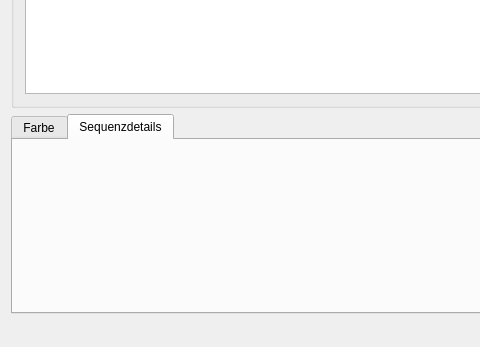
Before: the Qt Designer form LUI/LUI/lui.ui in Stenkelfled/ws2811, drawn with Qt 5; both pictures show x 0 to 480 and y 227 to 574 of the 991 by 574 pixel window.
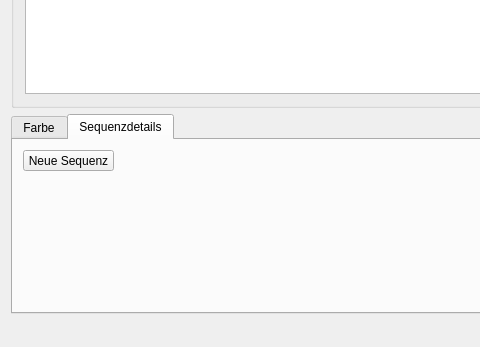
After: the same form once the commit is applied. The open tabs and pages were chosen to show the change. Custom widgets are drawn as their Qt base class.

Commit message: [LUI] jetzt sind auch mehrere SequenceItems möglich. Tabs werden gewechselt, wenn Gruppe oder Item angeklickt wird

The edit to the form file:
```diff
--- a/LUI/LUI/lui.ui
+++ b/LUI/LUI/lui.ui
@@ -1177,6 +1177,28 @@
          <attribute name="title">
           <string>Sequenzdetails</string>
          </attribute>
+         <widget class="QPushButton" name="new_sequence">
+          <property name="geometry">
+           <rect>
+            <x>10</x>
+            <y>10</y>
+            <width>91</width>
+            <height>21</height>
+           </rect>
+          </property>
+          <property name="text">
+           <string>Neue Sequenz</string>
+          </property>
+          <property name="autoDefault">
+           <bool>false</bool>
+          </property>
+          <property name="default">
+           <bool>false</bool>
+          </property>
+          <property name="flat">
+           <bool>false</bool>
+          </property>
+         </widget>
         </widget>
        </widget>
       </item>
```
The commit also changes 8 other files.
